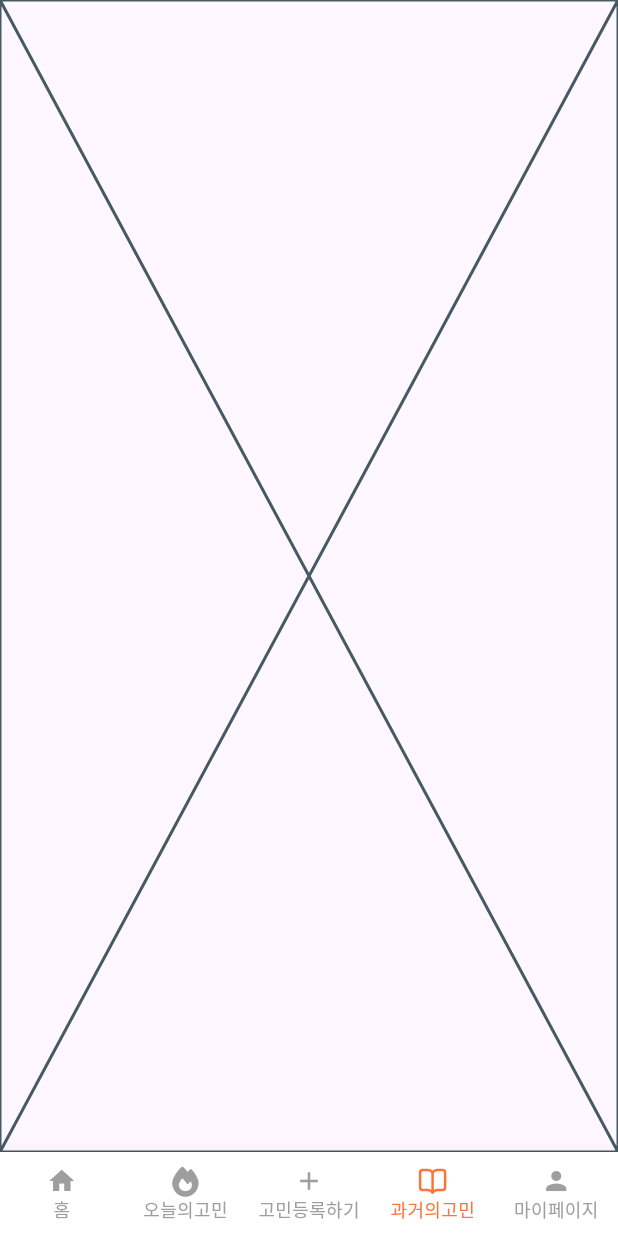
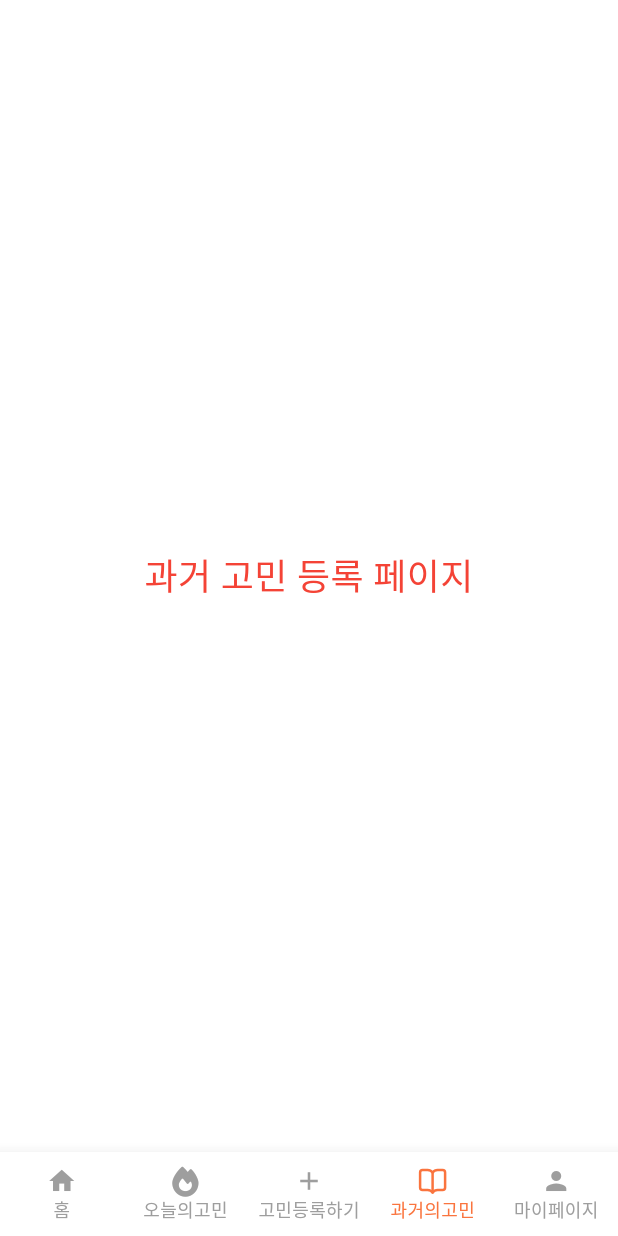
Before and after one commit to SSS-11team/gomin_jungdok-mobile, a Flutter app: the screen it shows after launch, item 4 of the bottom bar chosen, on a phone screen of 412 x 824 dp. Run offline on Flutter 3.47's test engine with Material 3 defaults, Android fonts, the phone set to English and light mode, and no system bars; our stand-ins replace dio, font_awesome_flutter, go_router, image_picker, lucide_icons.

Commit message:
Feat:구현안된 페이지 텍스트로 대체

```diff
--- a/lib/worry/pastWorry.dart
+++ b/lib/worry/pastWorry.dart
@@ -5,6 +5,14 @@ class PastWorry extends StatelessWidget {
 
   @override
   Widget build(BuildContext context) {
-    return const Placeholder();
+    return Scaffold(
+      body: Center(
+        child: Text(
+          '과거 고민 등록 페이지',
+          style: TextStyle(fontSize: 24, color: Colors.red),
+        ),
+      ),
+      backgroundColor: Colors.white,
+    );
   }
 }
```
Also changed, not shown: lib/worry/todayWorry.dart (+9 -1 lines), lib/worryRegist/myProfile.dart (+9 -1 lines).
